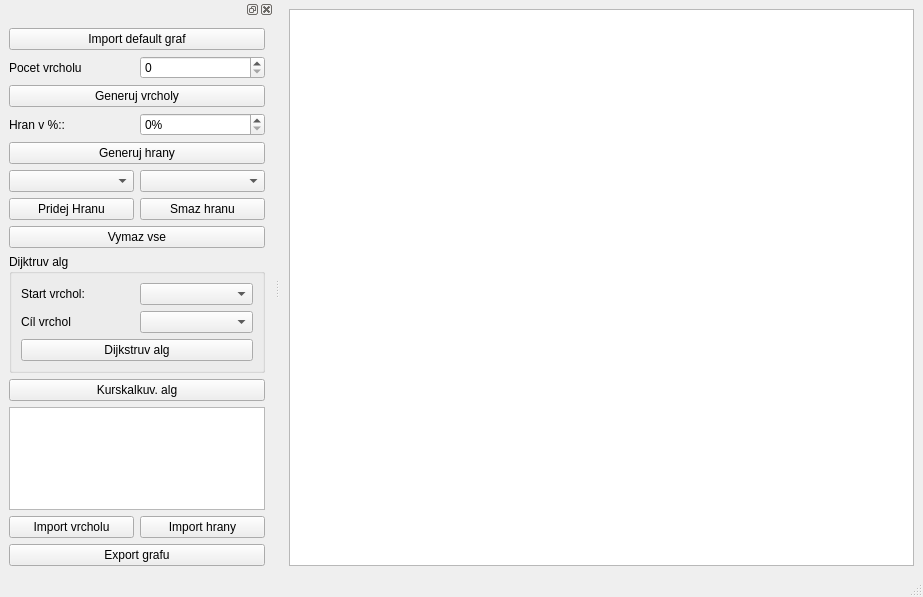
Before: the Qt Designer form mainwindow.ui in strakamartin/Grafy, drawn with Qt 5.
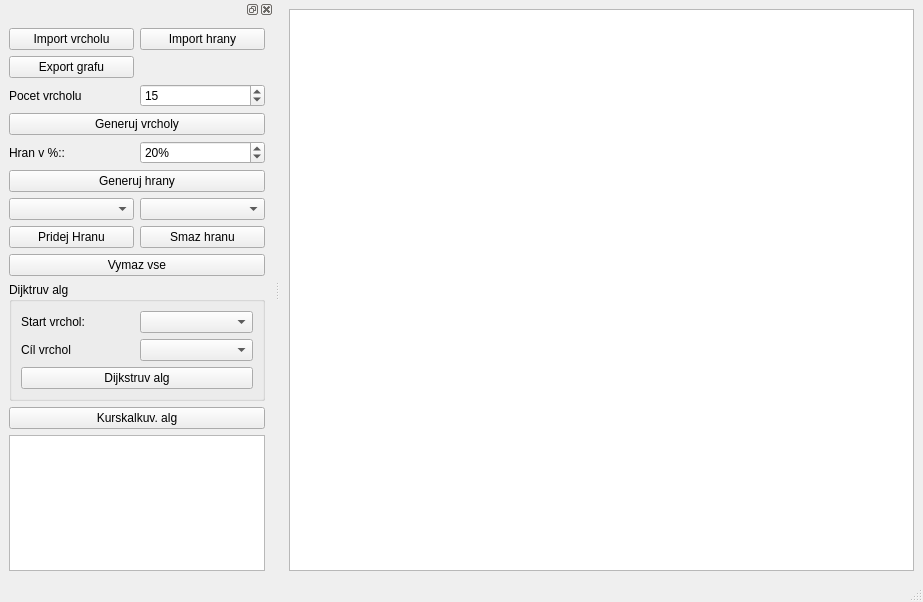
After: the same form once the commit is applied.

What changed in the file:
```diff
--- a/mainwindow.ui
+++ b/mainwindow.ui
@@ -7,7 +7,7 @@
     <x>0</x>
     <y>0</y>
     <width>923</width>
-    <height>597</height>
+    <height>602</height>
    </rect>
   </property>
   <property name="windowTitle">
@@ -37,90 +37,65 @@
    </attribute>
    <widget class="QWidget" name="dockWidgetContents">
     <layout class="QGridLayout" name="gridLayout_3">
-     <item row="9" column="0" colspan="2">
-      <widget class="QPushButton" name="buttonKurskalkuv">
+     <item row="0" column="1">
+      <widget class="QPushButton" name="buttonImportHrany">
        <property name="text">
-        <string>Kurskalkuv. alg</string>
+        <string>Import hrany</string>
        </property>
       </widget>
      </item>
-     <item row="5" column="0">
-      <widget class="QComboBox" name="comboPrvniVrchol"/>
+     <item row="11" column="0" colspan="2">
+      <widget class="QTextEdit" name="textEditMatice"/>
      </item>
-     <item row="4" column="0" colspan="2">
-      <widget class="QPushButton" name="buttonGenerujHrany">
+     <item row="4" column="1">
+      <widget class="QSpinBox" name="spinHranyPercenta">
+       <property name="suffix">
+        <string>%</string>
+       </property>
+       <property name="maximum">
+        <number>100</number>
+       </property>
+       <property name="value">
+        <number>20</number>
+       </property>
+      </widget>
+     </item>
+     <item row="8" column="0" colspan="2">
+      <widget class="QPushButton" name="buttonZmazVse">
        <property name="text">
-        <string>Generuj hrany</string>
+        <string>Vymaz vse</string>
        </property>
       </widget>
      </item>
-     <item row="1" column="0">
+     <item row="2" column="0">
       <widget class="QLabel" name="label">
        <property name="text">
         <string>Pocet vrcholu</string>
        </property>
       </widget>
      </item>
-     <item row="5" column="1">
-      <widget class="QComboBox" name="comboDruhyVrchol"/>
-     </item>
-     <item row="3" column="0">
-      <widget class="QLabel" name="label_4">
-       <property name="text">
-        <string>Hran v %::</string>
-       </property>
-      </widget>
-     </item>
-     <item row="1" column="1">
-      <widget class="QSpinBox" name="spinBoxPocetVrcholu">
-       <property name="maximum">
-        <number>50</number>
-       </property>
-      </widget>
-     </item>
-     <item row="2" column="0" colspan="2">
+     <item row="3" column="0" colspan="2">
       <widget class="QPushButton" name="buttonGenerujVrcholy">
        <property name="text">
         <string>Generuj vrcholy</string>
        </property>
       </widget>
      </item>
-     <item row="7" column="0" colspan="2">
-      <widget class="QPushButton" name="buttonZmazVse">
+     <item row="10" column="0" colspan="2">
+      <widget class="QPushButton" name="buttonKurskalkuv">
        <property name="text">
-        <string>Vymaz vse</string>
+        <string>Kurskalkuv. alg</string>
        </property>
       </widget>
      </item>
-     <item row="0" column="0" colspan="2">
-      <widget class="QPushButton" name="buttonImportGraf">
+     <item row="5" column="0" colspan="2">
+      <widget class="QPushButton" name="buttonGenerujHrany">
        <property name="text">
-        <string>Import default graf</string>
+        <string>Generuj hrany</string>
        </property>
       </widget>
      </item>
-     <item row="11" column="0">
-      <widget class="QPushButton" name="buttonImportVrcholu">
-       <property name="text">
-        <string>Import vrcholu</string>
-       </property>
-      </widget>
-     </item>
-     <item row="11" column="1">
-      <widget class="QPushButton" name="buttonImportHrany">
-       <property name="text">
-        <string>Import hrany</string>
-       </property>
-      </widget>
-     </item>
-     <item row="12" column="0" colspan="2">
-      <widget class="QPushButton" name="buttonExportGrafu">
-       <property name="text">
-        <string>Export grafu</string>
-       </property>
-      </widget>
-     </item>
-     <item row="8" column="0" colspan="2">
+     <item row="9" column="0" colspan="2">
       <widget class="QGroupBox" name="groupBox">
        <property name="title">
         <string>Dijktruv alg</string>
@@ -156,33 +131,57 @@
        </layout>
       </widget>
      </item>
-     <item row="3" column="1">
-      <widget class="QSpinBox" name="spinHranyPercenta">
-       <property name="suffix">
-        <string>%</string>
+     <item row="6" column="1">
+      <widget class="QComboBox" name="comboDruhyVrchol"/>
+     </item>
+     <item row="0" column="0">
+      <widget class="QPushButton" name="buttonImportVrcholu">
+       <property name="text">
+        <string>Import vrcholu</string>
        </property>
+      </widget>
+     </item>
+     <item row="2" column="1">
+      <widget class="QSpinBox" name="spinBoxPocetVrcholu">
        <property name="maximum">
-        <number>100</number>
+        <number>50</number>
+       </property>
+       <property name="value">
+        <number>15</number>
        </property>
       </widget>
      </item>
-     <item row="10" column="0" colspan="2">
-      <widget class="QTextEdit" name="textEditMatice"/>
-     </item>
-     <item row="6" column="0">
+     <item row="7" column="0">
       <widget class="QPushButton" name="pushButtonPridejHranu">
        <property name="text">
         <string>Pridej Hranu</string>
        </property>
       </widget>
      </item>
-     <item row="6" column="1">
+     <item row="4" column="0">
+      <widget class="QLabel" name="label_4">
+       <property name="text">
+        <string>Hran v %::</string>
+       </property>
+      </widget>
+     </item>
+     <item row="6" column="0">
+      <widget class="QComboBox" name="comboPrvniVrchol"/>
+     </item>
+     <item row="7" column="1">
       <widget class="QPushButton" name="pushButtonSmazHranu">
        <property name="text">
         <string>Smaz hranu</string>
        </property>
       </widget>
      </item>
+     <item row="1" column="0">
+      <widget class="QPushButton" name="buttonExportGrafu">
+       <property name="text">
+        <string>Export grafu</string>
+       </property>
+      </widget>
+     </item>
     </layout>
    </widget>
   </widget>
```
Left out of the diff: 2 changed lines with no effect on the pictures.
